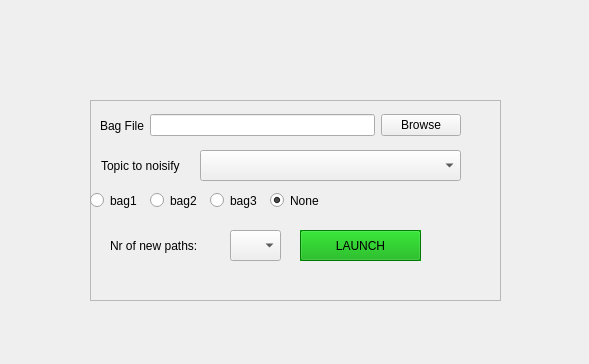
Old version of the form scripts/gui/tab_start.ui in the repository jotix16/ROS_Noisifier.
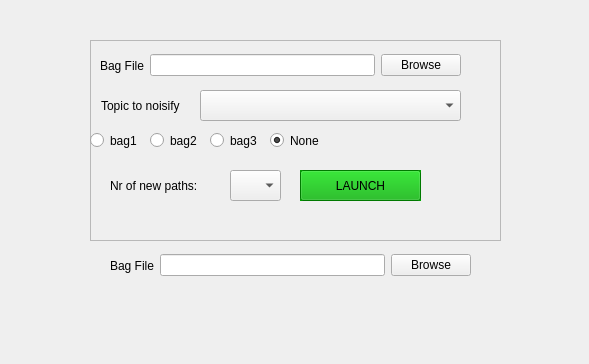
New version of the form.

```diff
--- a/scripts/gui/tab_start.ui
+++ b/scripts/gui/tab_start.ui
@@ -17,7 +17,7 @@
    <property name="geometry">
     <rect>
      <x>90</x>
-     <y>100</y>
+     <y>40</y>
      <width>411</width>
      <height>201</height>
     </rect>
@@ -620,6 +620,35 @@
     </property>
    </widget>
   </widget>
+  <widget class="QWidget" name="layoutWidget_2">
+   <property name="geometry">
+    <rect>
+     <x>110</x>
+     <y>250</y>
+     <width>361</width>
+     <height>31</height>
+    </rect>
+   </property>
+   <layout class="QHBoxLayout" name="horizontalLayout_3">
+    <item>
+     <widget class="QLabel" name="label_out">
+      <property name="text">
+       <string>Bag File</string>
+      </property>
+     </widget>
+    </item>
+    <item>
+     <widget class="QLineEdit" name="lineEdit_out"/>
+    </item>
+    <item>
+     <widget class="QPushButton" name="Browse_out">
+      <property name="text">
+       <string>Browse</string>
+      </property>
+     </widget>
+    </item>
+   </layout>
+  </widget>
  </widget>
  <resources/>
  <connections/>
```
